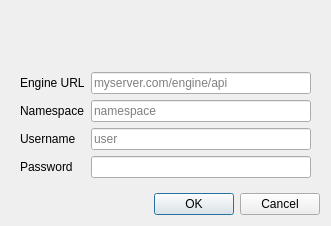
The window that src/engine/enginestartdialog.ui (GAMS-dev/studio) describes before a commit, drawn with Qt 5.
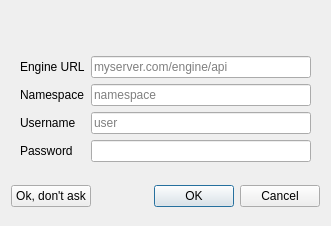
The same window after the commit. Icons and pictures are not drawn.

Commit message: Added button "Ok, don't ask" to Engine dialog (restart or hold ctrl to reactivate dialog)

```diff
--- a/src/engine/enginestartdialog.ui
+++ b/src/engine/enginestartdialog.ui
@@ -155,6 +155,31 @@
     </widget>
    </item>
    <item>
+    <widget class="QWidget" name="widget_3" native="true">
+     <layout class="QHBoxLayout" name="horizontalLayout_2">
+      <property name="leftMargin">
+       <number>0</number>
+      </property>
+      <property name="topMargin">
+       <number>0</number>
+      </property>
+      <property name="rightMargin">
+       <number>0</number>
+      </property>
+      <property name="bottomMargin">
+       <number>0</number>
+      </property>
+      <item>
+       <widget class="QPushButton" name="bAlways">
+        <property name="toolTip">
+         <string>&lt;html style=&quot;white-space: nowrap;&quot;&gt;&lt;head/&gt;&lt;body&gt;&lt;p&gt;Use this credentials for the current Studio session&lt;/p&gt;&lt;p&gt;(To show this dialog, Studio needs to be restarted)&lt;/p&gt;&lt;/body&gt;&lt;/html&gt;</string>
+        </property>
+        <property name="text">
+         <string>Ok, don't ask</string>
+        </property>
+       </widget>
+      </item>
+      <item>
     <widget class="QDialogButtonBox" name="buttonBox">
      <property name="orientation">
       <enum>Qt::Horizontal</enum>
@@ -162,6 +187,9 @@
      <property name="standardButtons">
       <set>QDialogButtonBox::Cancel|QDialogButtonBox::Ok</set>
      </property>
+       </widget>
+      </item>
+     </layout>
     </widget>
    </item>
   </layout>
```
Lines whose indentation alone changed are shown as unchanged. The commit also changes 4 other files.
